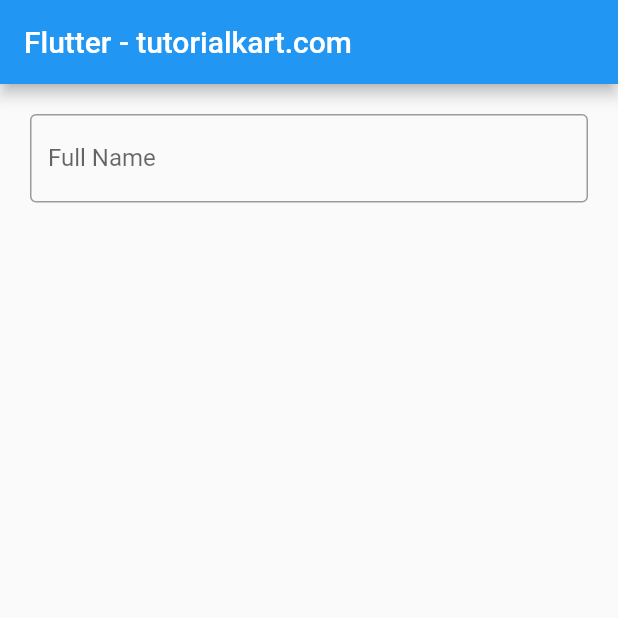
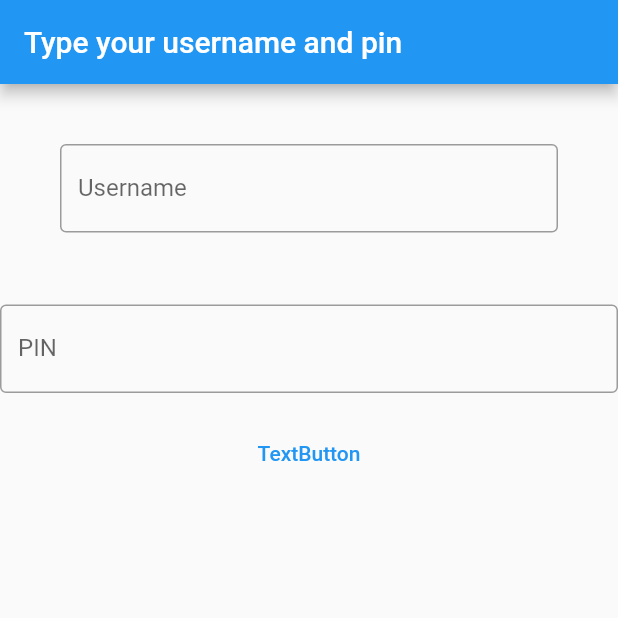
Before and after one commit to mmskl/aplikacje-mobilne-30900147, a Flutter app: the screen it shows after launch, after a tap on "To play you need to login (click here)", on a phone screen of 412 x 824 dp, the top half of it. Run offline on Flutter 3.47's test engine with Material 2 defaults, Android fonts, the phone set to English and light mode, and no system bars.

Commit message:
Add login form

```diff
--- a/lib/main.dart
+++ b/lib/main.dart
@@ -400,36 +400,51 @@ class Login extends StatefulWidget {
 }
 
 class _LoginState extends State<Login> {
-  TextEditingController nameController = TextEditingController();
-  String fullName = '';
+  String username = '';
+  String pin = '';
 
   @override
   Widget build(BuildContext context) {
     return Scaffold(
       appBar: AppBar(
-            title: Text('Flutter - tutorialkart.com'),
+        title: Text('Type your username and pin'),
       ),
       body: Center(child: Column(children: <Widget>[
         Container(
-              margin: EdgeInsets.all(20),
+          margin: EdgeInsets.all(40),
           child: TextField(
-                controller: nameController,
             decoration: InputDecoration(
               border: OutlineInputBorder(),
-                  labelText: 'Full Name',
+              labelText: 'Username',
             ),
             onChanged: (text) {
               setState(() {
-                    fullName = text;
-                    //you can access nameController in its scope to get
-                    // the value of text entered as shown below
-                    //fullName = nameController.text;
+                username = text;
               });
             },
           )),
         Container(
-              margin: EdgeInsets.all(20),
-              child: Text(fullName),
+          margin: EdgeInsets.symmetric(vertical: 8.0),
+          child: TextField(
+            decoration: InputDecoration(
+              border: OutlineInputBorder(),
+              labelText: 'PIN',
+            ),
+            onChanged: (text) {
+              setState(() {
+                pin = text;
+              });
+            },
+          )),
+        Container(
+          margin: EdgeInsets.symmetric(vertical: 8.0),
+          child: TextButton(
+            style: ButtonStyle(
+              foregroundColor: MaterialStateProperty.all<Color>(Colors.blue),
+            ),
+            onPressed: () { },
+            child: Text('TextButton'),
+          )
           )
       ])));
   }
```
Lines whose indentation alone changed are shown as unchanged.
